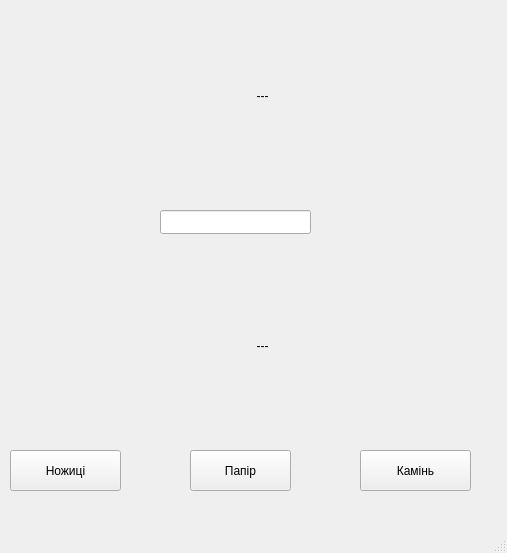
Old version of the form mainwindow.ui in the repository landaround/qt.
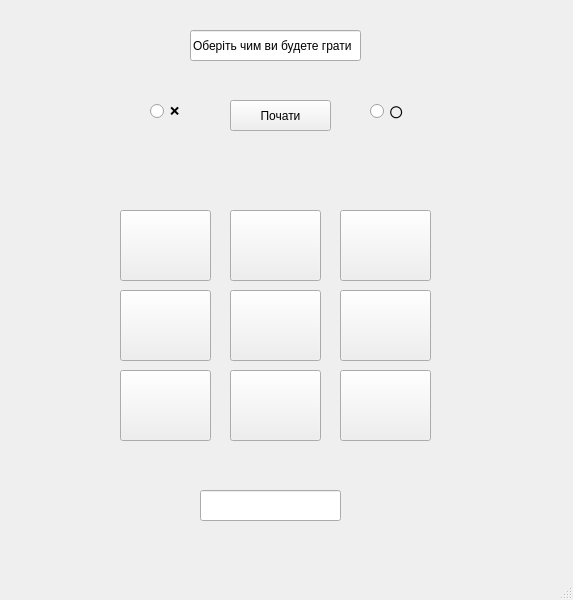
New version of the form.

Patch:
```diff
--- a/mainwindow.ui
+++ b/mainwindow.ui
@@ -6,87 +6,191 @@
    <rect>
     <x>0</x>
     <y>0</y>
-    <width>507</width>
-    <height>553</height>
+    <width>573</width>
+    <height>600</height>
    </rect>
   </property>
   <property name="windowTitle">
    <string>MainWindow</string>
   </property>
   <widget class="QWidget" name="centralwidget">
-   <widget class="QPushButton" name="pushButton">
+   <widget class="QPushButton" name="pushButton_1">
     <property name="geometry">
      <rect>
-      <x>10</x>
-      <y>450</y>
-      <width>111</width>
-      <height>41</height>
+      <x>120</x>
+      <y>210</y>
+      <width>91</width>
+      <height>71</height>
      </rect>
     </property>
     <property name="text">
-     <string>Ножиці</string>
+     <string/>
     </property>
    </widget>
-   <widget class="QPushButton" name="pushButton2">
+   <widget class="QPushButton" name="pushButton_2">
+    <property name="geometry">
+     <rect>
+      <x>230</x>
+      <y>210</y>
+      <width>91</width>
+      <height>71</height>
+     </rect>
+    </property>
+    <property name="text">
+     <string/>
+    </property>
+   </widget>
+   <widget class="QPushButton" name="pushButton_4">
+    <property name="geometry">
+     <rect>
+      <x>120</x>
+      <y>290</y>
+      <width>91</width>
+      <height>71</height>
+     </rect>
+    </property>
+    <property name="text">
+     <string/>
+    </property>
+   </widget>
+   <widget class="QPushButton" name="pushButton_5">
+    <property name="geometry">
+     <rect>
+      <x>230</x>
+      <y>290</y>
+      <width>91</width>
+      <height>71</height>
+     </rect>
+    </property>
+    <property name="text">
+     <string/>
+    </property>
+   </widget>
+   <widget class="QPushButton" name="pushButton_9">
+    <property name="geometry">
+     <rect>
+      <x>340</x>
+      <y>370</y>
+      <width>91</width>
+      <height>71</height>
+     </rect>
+    </property>
+    <property name="text">
+     <string/>
+    </property>
+   </widget>
+   <widget class="QPushButton" name="pushButton_3">
+    <property name="geometry">
+     <rect>
+      <x>340</x>
+      <y>210</y>
+      <width>91</width>
+      <height>71</height>
+     </rect>
+    </property>
+    <property name="text">
+     <string/>
+    </property>
+   </widget>
+   <widget class="QPushButton" name="pushButton_6">
+    <property name="geometry">
+     <rect>
+      <x>340</x>
+      <y>290</y>
+      <width>91</width>
+      <height>71</height>
+     </rect>
+    </property>
+    <property name="text">
+     <string/>
+    </property>
+   </widget>
+   <widget class="QPushButton" name="pushButton_8">
+    <property name="geometry">
+     <rect>
+      <x>230</x>
+      <y>370</y>
+      <width>91</width>
+      <height>71</height>
+     </rect>
+    </property>
+    <property name="text">
+     <string/>
+    </property>
+   </widget>
+   <widget class="QPushButton" name="pushButton_7">
+    <property name="geometry">
+     <rect>
+      <x>120</x>
+      <y>370</y>
+      <width>91</width>
+      <height>71</height>
+     </rect>
+    </property>
+    <property name="text">
+     <string/>
+    </property>
+   </widget>
+   <widget class="QLineEdit" name="lineEdit">
     <property name="geometry">
      <rect>
       <x>190</x>
-      <y>450</y>
+      <y>30</y>
+      <width>171</width>
+      <height>31</height>
+     </rect>
+    </property>
+    <property name="text">
+     <string>Оберіть чим ви будете грати </string>
+    </property>
+   </widget>
+   <widget class="QLineEdit" name="lineEdit_2">
+    <property name="geometry">
+     <rect>
+      <x>200</x>
+      <y>490</y>
+      <width>141</width>
+      <height>31</height>
+     </rect>
+    </property>
+   </widget>
+   <widget class="QRadioButton" name="radioButton">
+    <property name="geometry">
+     <rect>
+      <x>150</x>
+      <y>100</y>
+      <width>41</width>
+      <height>22</height>
+     </rect>
+    </property>
+    <property name="text">
+     <string>❌</string>
+    </property>
+   </widget>
+   <widget class="QRadioButton" name="radioButton_2">
+    <property name="geometry">
+     <rect>
+      <x>370</x>
+      <y>100</y>
+      <width>41</width>
+      <height>22</height>
+     </rect>
+    </property>
+    <property name="text">
+     <string>⭕️</string>
+    </property>
+   </widget>
+   <widget class="QPushButton" name="pushButton">
+    <property name="geometry">
+     <rect>
+      <x>230</x>
+      <y>100</y>
       <width>101</width>
-      <height>41</height>
+      <height>31</height>
      </rect>
     </property>
     <property name="text">
-     <string>Папір</string>
-    </property>
-   </widget>
-   <widget class="QPushButton" name="pushButton3">
-    <property name="geometry">
-     <rect>
-      <x>360</x>
-      <y>450</y>
-      <width>111</width>
-      <height>41</height>
-     </rect>
-    </property>
-    <property name="text">
-     <string>Камінь</string>
-    </property>
-   </widget>
-   <widget class="QLabel" name="label_hum">
-    <property name="geometry">
-     <rect>
-      <x>180</x>
-      <y>260</y>
-      <width>161</width>
-      <height>171</height>
-     </rect>
-    </property>
-    <property name="text">
-     <string>                       ---</string>
-    </property>
-   </widget>
-   <widget class="QLabel" name="label_comp">
-    <property name="geometry">
-     <rect>
-      <x>170</x>
-      <y>10</y>
-      <width>191</width>
-      <height>171</height>
-     </rect>
-    </property>
-    <property name="text">
-     <string>                          ---</string>
-    </property>
-   </widget>
-   <widget class="QLineEdit" name="lineEdit">
-    <property name="geometry">
-     <rect>
-      <x>160</x>
-      <y>210</y>
-      <width>151</width>
-      <height>24</height>
-     </rect>
+     <string>Почати</string>
     </property>
    </widget>
   </widget>
```
Left out of the diff: 2 changed lines with no effect on the pictures.
